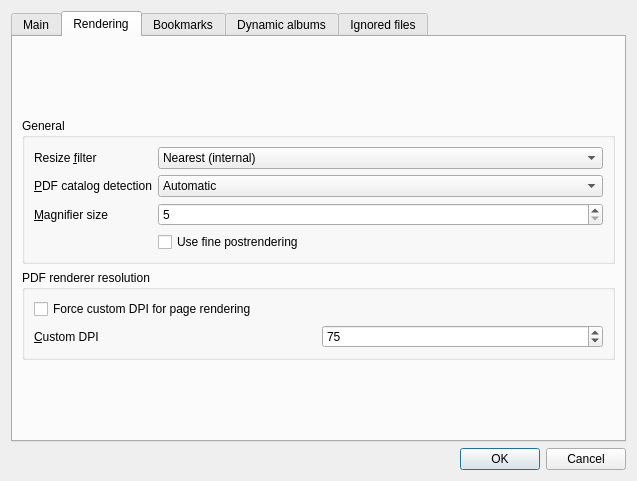
Before: the Qt Designer form settingsdialog.ui in kernel1024/qmanga, drawn with Qt 5.
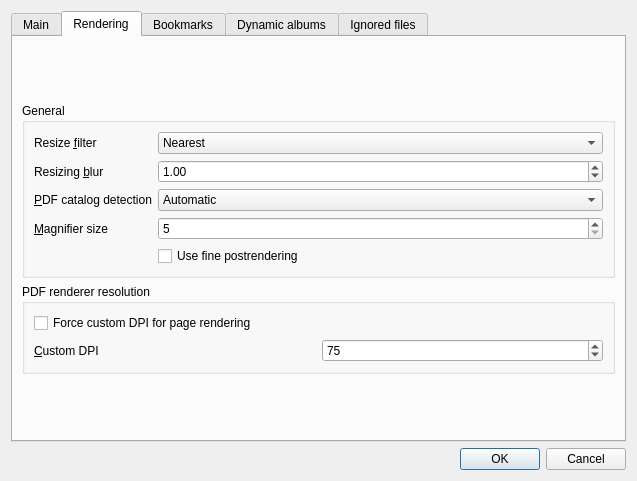
After: the same form once the commit is applied. The open tabs and pages were chosen to show the change.

```diff
--- a/settingsdialog.ui
+++ b/settingsdialog.ui
@@ -427,7 +427,7 @@
             </property>
             <item>
              <property name="text">
-              <string>Nearest (internal)</string>
+              <string>Nearest</string>
              </property>
             </item>
             <item>
@@ -472,7 +472,7 @@
             </item>
            </widget>
           </item>
-          <item row="1" column="0">
+          <item row="2" column="0">
            <widget class="QLabel" name="label_11">
             <property name="text">
              <string>&amp;PDF catalog detection</string>
@@ -482,7 +482,7 @@
             </property>
            </widget>
           </item>
-          <item row="1" column="1">
+          <item row="2" column="1">
            <widget class="QComboBox" name="comboPDFRenderMode">
             <property name="toolTip">
              <string>Automatic - use catalog mode if PDF consists of single images,
@@ -505,7 +505,7 @@
             </item>
            </widget>
           </item>
-          <item row="2" column="0">
+          <item row="3" column="0">
            <widget class="QLabel" name="label_5">
             <property name="text">
              <string>&amp;Magnifier size</string>
@@ -515,7 +515,7 @@
             </property>
            </widget>
           </item>
-          <item row="2" column="1">
+          <item row="3" column="1">
            <widget class="QSpinBox" name="spinMagnify">
             <property name="sizePolicy">
              <sizepolicy hsizetype="Expanding" vsizetype="Fixed">
@@ -531,13 +531,36 @@
             </property>
            </widget>
           </item>
-          <item row="3" column="1">
+          <item row="4" column="1">
            <widget class="QCheckBox" name="checkFineRendering">
             <property name="text">
              <string>Use fine postrendering</string>
             </property>
            </widget>
           </item>
+          <item row="1" column="1">
+           <widget class="QDoubleSpinBox" name="spinBlur">
+            <property name="minimum">
+             <double>0.010000000000000</double>
+            </property>
+            <property name="singleStep">
+             <double>0.100000000000000</double>
+            </property>
+            <property name="value">
+             <double>1.000000000000000</double>
+            </property>
+           </widget>
+          </item>
+          <item row="1" column="0">
+           <widget class="QLabel" name="label_14">
+            <property name="text">
+             <string>Resizing &amp;blur</string>
+            </property>
+            <property name="buddy">
+             <cstring>spinBlur</cstring>
+            </property>
+           </widget>
+          </item>
          </layout>
         </widget>
        </item>
```
Left out of the diff: 72 changed lines with no effect on the pictures.
